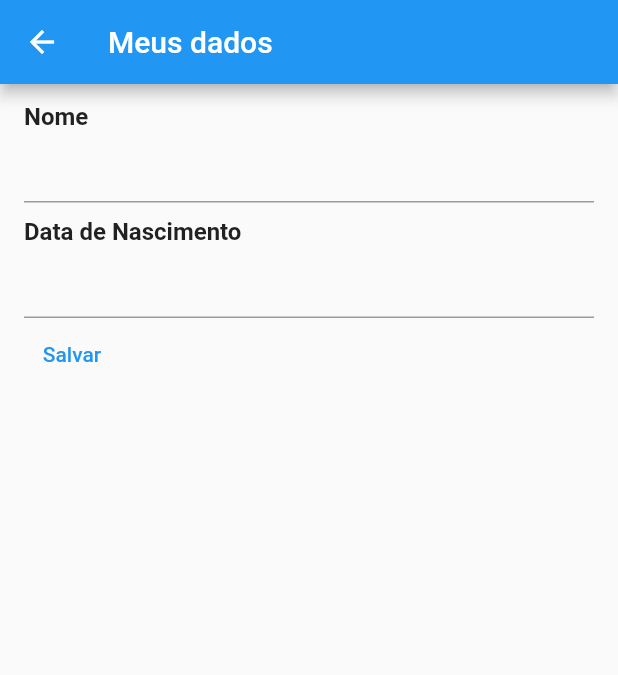
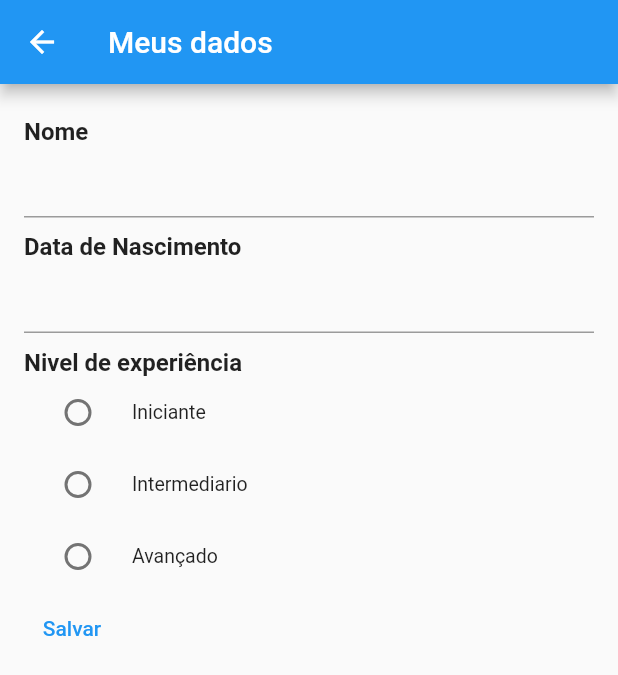
Before and after one commit to FilipeJN/trilhaapp, a Flutter app: the DadosCadastraisPage screen opened directly, on a phone screen of 412 x 824 dp. Shown: the top 675 px of the screen. Run offline on Flutter 3.47's test engine with Material 2 defaults, Android fonts, the phone set to English and light mode, and no system bars; our stand-ins replace google_fonts; network calls fail.

Commit message:
Adiconando RadioList e interação com BD(Repository) simulado

```diff
--- a/lib/pages/dados_cadastrais.dart
+++ b/lib/pages/dados_cadastrais.dart
@@ -1,4 +1,5 @@
 import 'package:flutter/material.dart';
+import 'package:trilhaapp/repositories/nivel_repository.dart';
 import 'package:trilhaapp/shared/widgets/text_label.dart';
 
 class DadosCadastraisPage extends StatefulWidget {
@@ -12,6 +13,15 @@ class _DadosCadastraisPageState extends State<DadosCadastraisPage> {
   var nomeController = TextEditingController(text: "");
   var dataNascimentoController = TextEditingController(text: "");
   DateTime? dataNascimento;
+  var nivelRepository = NivelRepository();
+  var niveis = [];
+  var nivelSelecionado = "";
+
+  @override
+  void initState() {
+    niveis = nivelRepository.retornaNiveis();
+    super.initState();
+  }
 
   @override
   Widget build(BuildContext context) {
@@ -27,9 +37,6 @@ class _DadosCadastraisPageState extends State<DadosCadastraisPage> {
             const TextLabel(texto: "Nome"),
             TextField(
               controller: nomeController,
-            ),
-            const SizedBox(
-              height: 10,
             ),
             const TextLabel(texto: "Data de Nascimento"),
             TextField(
@@ -47,6 +54,23 @@ class _DadosCadastraisPageState extends State<DadosCadastraisPage> {
                 }
               },
             ),
+            const TextLabel(
+              texto: "Nivel de experiência",
+            ),
+            Column(
+                children: niveis
+                    .map((nivel) => RadioListTile(
+                        dense: true,
+                        title: Text(nivel.toString()),
+                        selected: nivelSelecionado == nivel,
+                        value: nivel.toString(),
+                        groupValue: nivelSelecionado,
+                        onChanged: (value) {
+                          setState(() {
+                            nivelSelecionado = value.toString();
+                          });
+                        }))
+                    .toList()),
             TextButton(onPressed: () {}, child: Text("Salvar")),
           ],
         ),
--- /dev/null
+++ b/lib/repositories/nivel_repository.dart
@@ -0,0 +1,5 @@
+class NivelRepository {
+  List<String> retornaNiveis() {
+    return ["Iniciante", "Intermediario", "Avançado"];
+  }
+}
--- a/lib/shared/widgets/text_label.dart
+++ b/lib/shared/widgets/text_label.dart
@@ -6,7 +6,10 @@ class TextLabel extends StatelessWidget {
 
   @override
   Widget build(BuildContext context) {
-    return Text(texto,
-        style: const TextStyle(fontSize: 16, fontWeight: FontWeight.w700));
+    return Container(
+      margin: const EdgeInsets.only(top: 10),
+      child: Text(texto,
+          style: const TextStyle(fontSize: 16, fontWeight: FontWeight.w700)),
+    );
   }
 }
```
